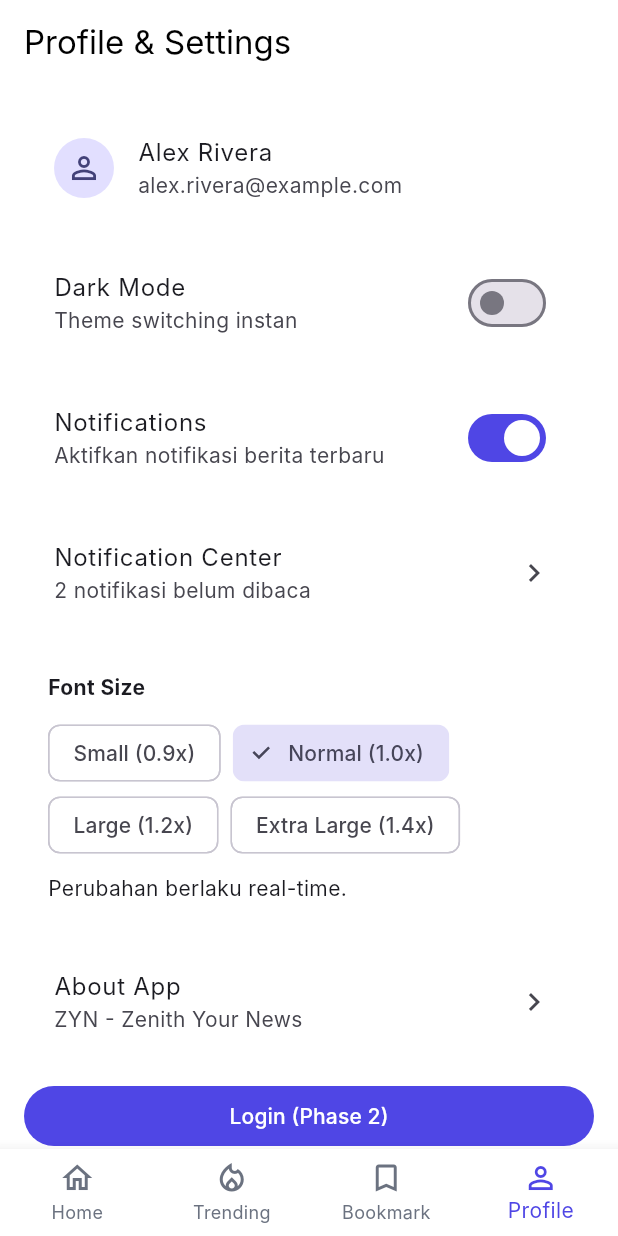
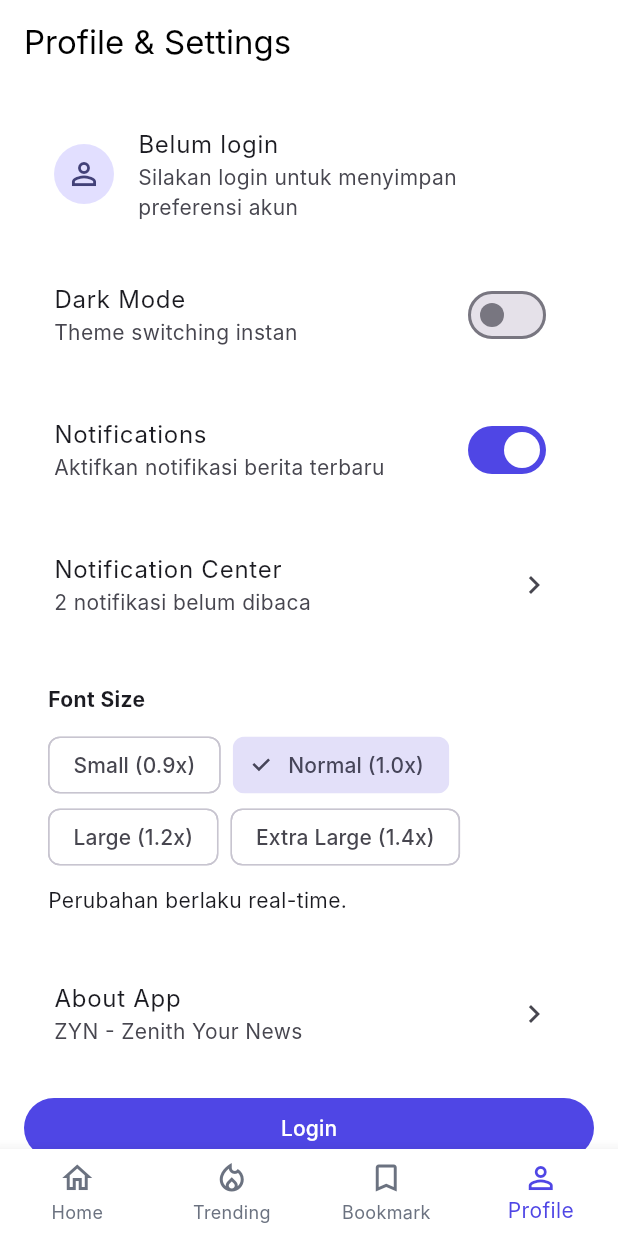
Before and after one commit to Arvanda-n/Zenith-Your-News, a Flutter app: the screen it shows after launch, item 4 of the bottom bar chosen, on a phone screen of 412 x 824 dp. Run offline on Flutter 3.47's test engine with Material 3 defaults, Android fonts, the light colour scheme and no system bars; network calls fail; Roboto replaces fonts that are missing (Inter).

Commit message:
Add profile login and logout flow

```diff
--- a/lib/screens/profile_screen.dart
+++ b/lib/screens/profile_screen.dart
@@ -16,20 +16,34 @@ class ProfileScreen extends StatelessWidget {
 
   @override
   Widget build(BuildContext context) {
-    final isDark = controller.themeMode == ThemeMode.dark;
     return AnimatedBuilder(
       animation: controller,
       builder: (context, _) {
+        final isDark = controller.themeMode == ThemeMode.dark;
+        final isLoggedIn = controller.isLoggedIn;
+
         return Scaffold(
           appBar: AppBar(title: const Text('Profile & Settings')),
           body: ListView(
             padding: const EdgeInsets.all(16),
             children: [
-              const Card(
+              Card(
                 child: ListTile(
-                  leading: CircleAvatar(child: Icon(Icons.person_outline)),
-                  title: Text('Alex Rivera'),
-                  subtitle: Text('alex.rivera@example.com'),
+                  leading: CircleAvatar(
+                    child: Icon(
+                      isLoggedIn ? Icons.person : Icons.person_outline,
+                    ),
+                  ),
+                  title: Text(
+                    isLoggedIn
+                        ? controller.userName ?? 'ZYN Reader'
+                        : 'Belum login',
+                  ),
+                  subtitle: Text(
+                    isLoggedIn
+                        ? controller.userEmail ?? ''
+                        : 'Silakan login untuk menyimpan preferensi akun',
+                  ),
                 ),
               ),
               const SizedBox(height: 10),
@@ -113,8 +127,18 @@ class ProfileScreen extends StatelessWidget {
               ),
               const SizedBox(height: 12),
               FilledButton(
-                onPressed: onOpenLogin,
-                child: const Text('Login (Phase 2)'),
+                onPressed: () {
+                  if (isLoggedIn) {
+                    controller.logout();
+                    ScaffoldMessenger.of(context).showSnackBar(
+                      const SnackBar(content: Text('Berhasil logout.')),
+                    );
+                    return;
+                  }
+
+                  onOpenLogin();
+                },
+                child: Text(isLoggedIn ? 'Logout' : 'Login'),
               ),
             ],
           ),
```
Also changed, not shown: lib/screens/login_screen.dart (+90 -6 lines), lib/screens/root_shell.dart (+11 -0 lines), lib/state/app_controller.dart (+45 -0 lines).
